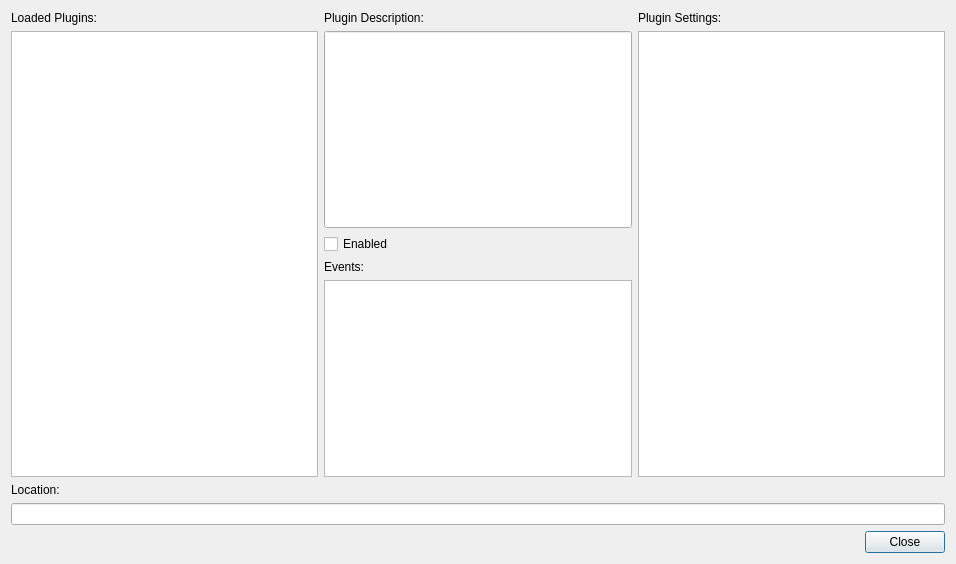
First picture: the form in pluginsettingsdialog.ui, repository kestermckinney/ProjectNotes, before the edit.
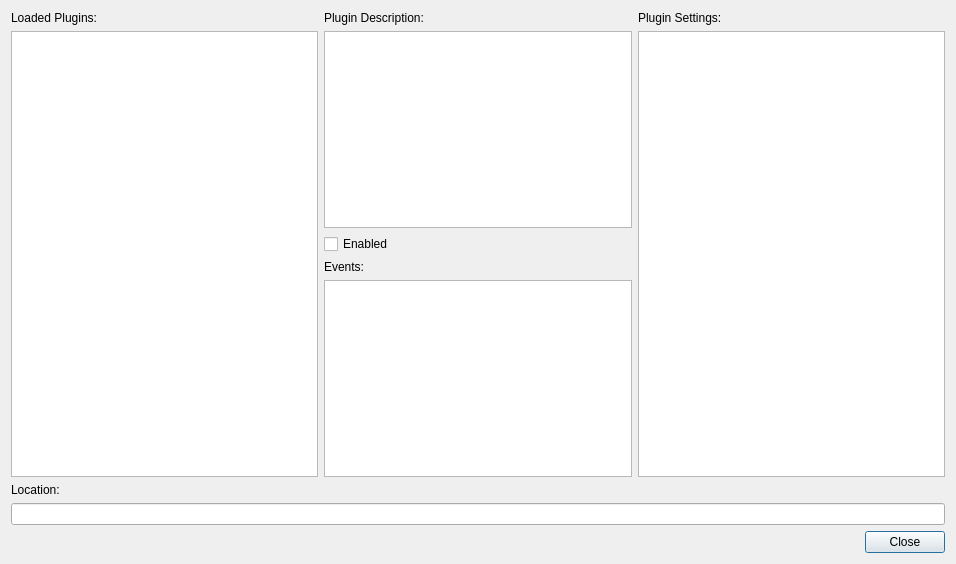
Second picture: the form after the edit.

Commit message: Plugin XML export completed

The edit to the form file:
```diff
--- a/pluginsettingsdialog.ui
+++ b/pluginsettingsdialog.ui
@@ -43,16 +43,7 @@
         </widget>
        </item>
        <item>
-        <widget class="QLineEdit" name="PluginDescriptionLineEdit">
-         <property name="sizePolicy">
-          <sizepolicy hsizetype="Expanding" vsizetype="Expanding">
-           <horstretch>0</horstretch>
-           <verstretch>0</verstretch>
-          </sizepolicy>
-         </property>
-         <property name="alignment">
-          <set>Qt::AlignLeading|Qt::AlignLeft|Qt::AlignTop</set>
-         </property>
+        <widget class="QPlainTextEdit" name="PluginDescriptionPlainTextEdit">
          <property name="readOnly">
           <bool>true</bool>
          </property>
```
Left out of the diff: 2 changed lines with no effect on the pictures. The commit also changes 43 other files.
